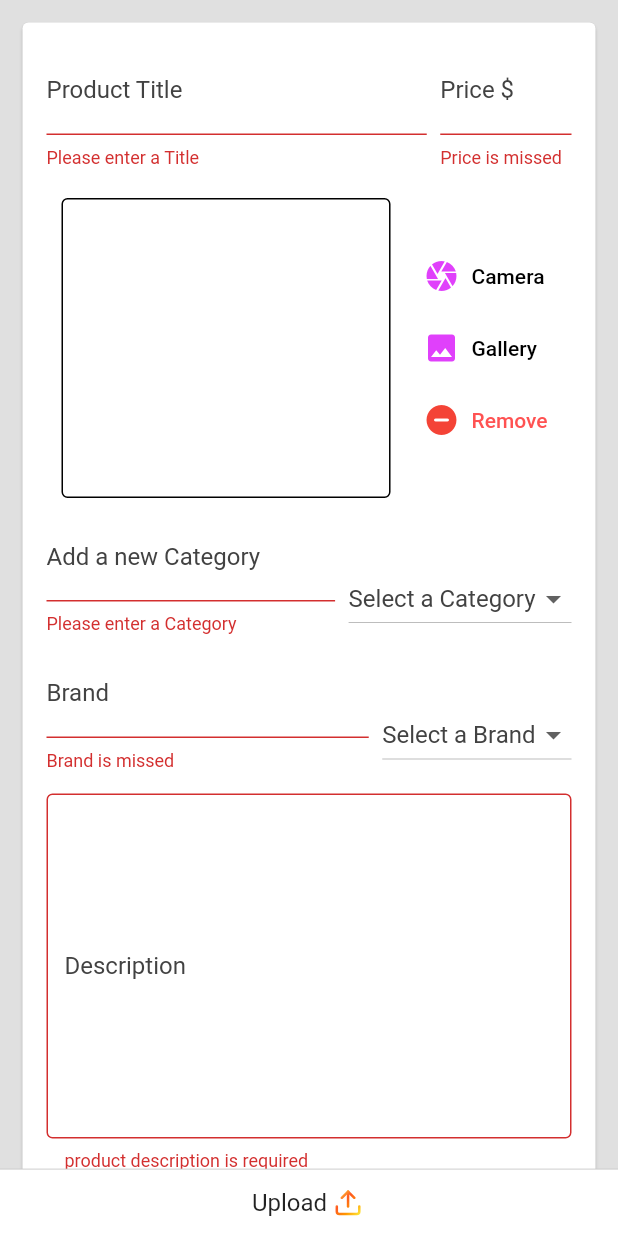
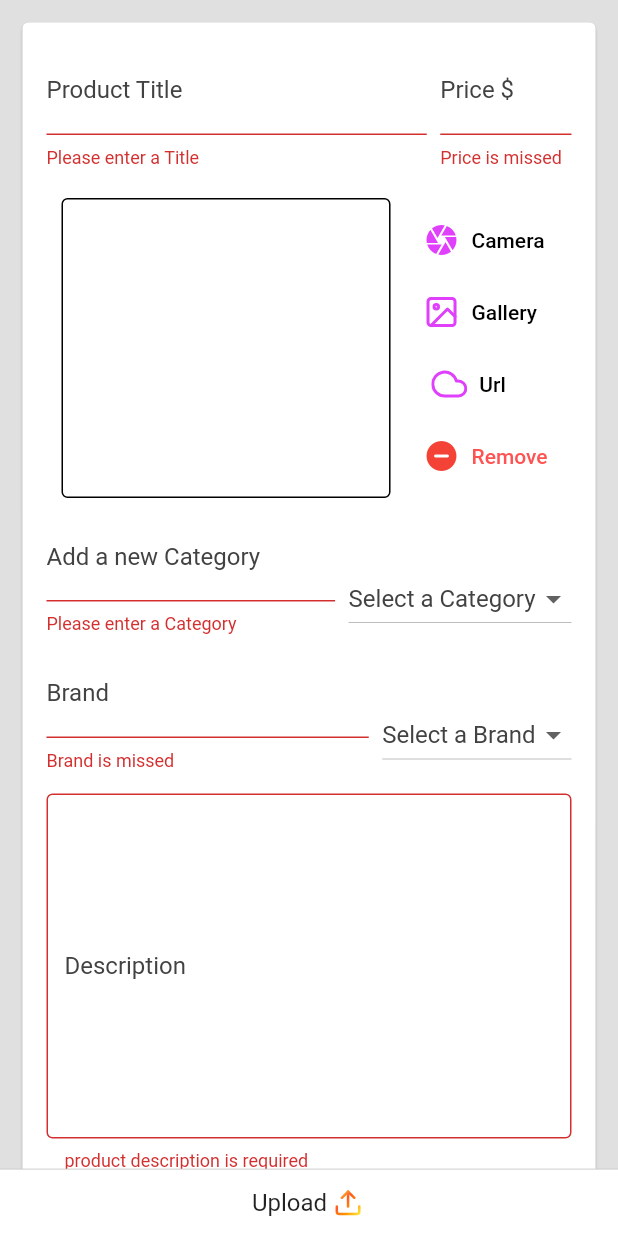
Before and after one commit to Marmosquera/flutter_udemy, a Flutter app: the UploadProductForm screen opened by its route, after a tap on "Upload", on a phone screen of 412 x 824 dp. Run offline on Flutter 3.47's test engine with Material 2 defaults, Android fonts, the phone set to English and light mode, and no system bars; our stand-ins replace backdrop, badges, cached_network_image, carousel_pro_nullsafety, cloud_firestore, firebase_auth and 7 more; missing offline and left inert: desktop_window, flutter_card_swipper, list_tile_switch; accounts and stored records are empty; network calls fail.

Commit message:
Products from firebase

```diff
--- a/lib/consts/app_icons.dart
+++ b/lib/consts/app_icons.dart
@@ -16,7 +16,11 @@ class AppIcons {
   static IconData minus = FeatherIcons.minus;
 
   static IconData alert = FeatherIcons.alertCircle;
+  static IconData error = Icons.error;
+  static IconData info = FeatherIcons.info;
+
+  static IconData upload = FeatherIcons.upload;
   static IconData userPlus = FeatherIcons.userPlus;
-  static IconData error = Icons.error;
-  static IconData upload = FeatherIcons.upload;
+  static IconData cloud = FeatherIcons.cloud;
+  static IconData gallery = FeatherIcons.image;
 }
--- a/lib/providers/products_provider.dart
+++ b/lib/providers/products_provider.dart
@@ -7,6 +7,17 @@ import '/models/product.dart';
 class ProductsProvider with ChangeNotifier {
   final FirebaseAuth _auth = FirebaseAuth.instance;
 
+  final ProductRepository _productRepository = ProductRepository();
+
+  final List<Product> _products = [];
+
+  Future<void> fetchProducts() async =>
+      _productRepository.getProducts().then((value) {
+        _products.clear();
+        _products.insertAll(0, value);
+      });
+
+/*
   final List<Product> _products = [
     Product(
         id: 'Samsung1',
@@ -588,7 +599,7 @@ class ProductsProvider with ChangeNotifier {
         quantity: 951,
         isPopular: true),
   ];
-
+*/
   List<Product> get products {
     return _products;
   }
--- a/lib/screens/upload_product_form.dart
+++ b/lib/screens/upload_product_form.dart
@@ -1,9 +1,11 @@
 import 'dart:io';
-
+import 'package:http/http.dart';
+import 'package:list_tile_switch/list_tile_switch.dart';
 import 'package:provider/provider.dart';
 import 'package:udemy_course/consts/app_icons.dart';
 import 'package:udemy_course/models/product_input.dart';
 import 'package:udemy_course/providers/products_provider.dart';
+import 'package:udemy_course/widgets/app_dialogs.dart';
 
 import '/consts/app_colors.dart';
 import 'package:flutter/material.dart';
@@ -30,17 +32,7 @@ class _UploadProductFormState extends State<UploadProductForm> {
 
     if (isValid) {
       _formKey.currentState!.save();
-      print(_product.toJson());
-      /*print(_product.title);
-      print(_product.price);
-      print(_product.productCategoryName);
-      print(_product.brand);
-      print(_product.description);
-      print(_product.quantity);*/
-      // Use those values to send our auth request ...
-
       await _productsProvider.saveProduct(_product);
-
       if (Navigator.canPop(context)) Navigator.pop(context);
     }
   }
@@ -55,7 +47,22 @@ class _UploadProductFormState extends State<UploadProductForm> {
     setState(() {
       _product.pickedImage = pickedImageFile;
     });
-    // widget.imagePickFn(pickedImageFile);
+  }
+
+  void _pickImageUrl() async {
+    final TextEditingController _textFieldController = TextEditingController();
+    await AppDialogs.showInputTextDialog(
+        context, 'Image Url', 'Image Url', _textFieldController, () {},
+        () async {
+      final uri = Uri.parse(_textFieldController.text);
+      //final response = await http.get(uri);
+      //final documentDirectory = await getApplicationDocumentsDirectory();
+      final file = File.fromUri(uri);
+      //file.writeAsBytesSync(response.bodyBytes);
+      setState(() {
+        _product.pickedImage = file;
+      });
+    });
   }
 
   void _pickImageGallery() async {
@@ -263,10 +270,27 @@ class _UploadProductFormState extends State<UploadProductForm> {
                                   child: FlatButton.icon(
                                     textColor: Colors.white,
                                     onPressed: _pickImageGallery,
-                                    icon: Icon(Icons.image,
+                                    icon: Icon(AppIcons.gallery,
                                         color: Colors.purpleAccent),
                                     label: Text(
                                       'Gallery',
+                                      style: TextStyle(
+                                        fontWeight: FontWeight.w500,
+                                        color: Theme.of(context)
+                                            .textSelectionTheme
+                                            .selectionColor,
+                                      ),
+                                    ),
+                                  ),
+                                ),
+                                FittedBox(
+                                  child: FlatButton.icon(
+                                    textColor: Colors.white,
+                                    onPressed: _pickImageUrl,
+                                    icon: Icon(AppIcons.cloud,
+                                        color: Colors.purpleAccent),
+                                    label: Text(
+                                      'Url',
                                       style: TextStyle(
                                         fontWeight: FontWeight.w500,
                                         color: Theme.of(context)
@@ -494,6 +518,32 @@ class _UploadProductFormState extends State<UploadProductForm> {
                             ),
                           ],
                         ),
+                        Row(
+                          mainAxisAlignment: MainAxisAlignment.spaceBetween,
+                          crossAxisAlignment: CrossAxisAlignment.end,
+                          children: [
+                            Expanded(
+                              //flex: 2,
+                              child: Padding(
+                                padding: const EdgeInsets.only(right: 9),
+                                child: ListTileSwitch(
+                                  value: _product.isPopular,
+                                  onChanged: (value) {
+                                    setState(() {
+                                      _product.isPopular = value;
+                                    });
+                                  },
+                                  visualDensity: VisualDensity.comfortable,
+                                  switchType: SwitchType.cupertino,
+                                  switchActiveColor: Colors.indigo,
+                                  title: const Text(
+                                    'Is Popular?',
+                                  ),
+                                ),
+                              ),
+                            ),
+                          ],
+                        ),
                       ],
                     ),
                   ),
--- a/pubspec.yaml
+++ b/pubspec.yaml
@@ -42,6 +42,8 @@ dependencies:
   google_sign_in: ^5.0.4
   firebase_storage: ^9.0.0
   uuid: 3.0.4
+  http: ^0.13.3
+  path_provider: ^2.0.2
 
 dev_dependencies:
   flutter_test:
```
Also changed, not shown: lib/repositories/product_repository.dart (+8 -19 lines), lib/screens/home.dart (+10 -1 lines), lib/widgets/app_dialogs.dart (+44 -0 lines), pubspec.lock.
